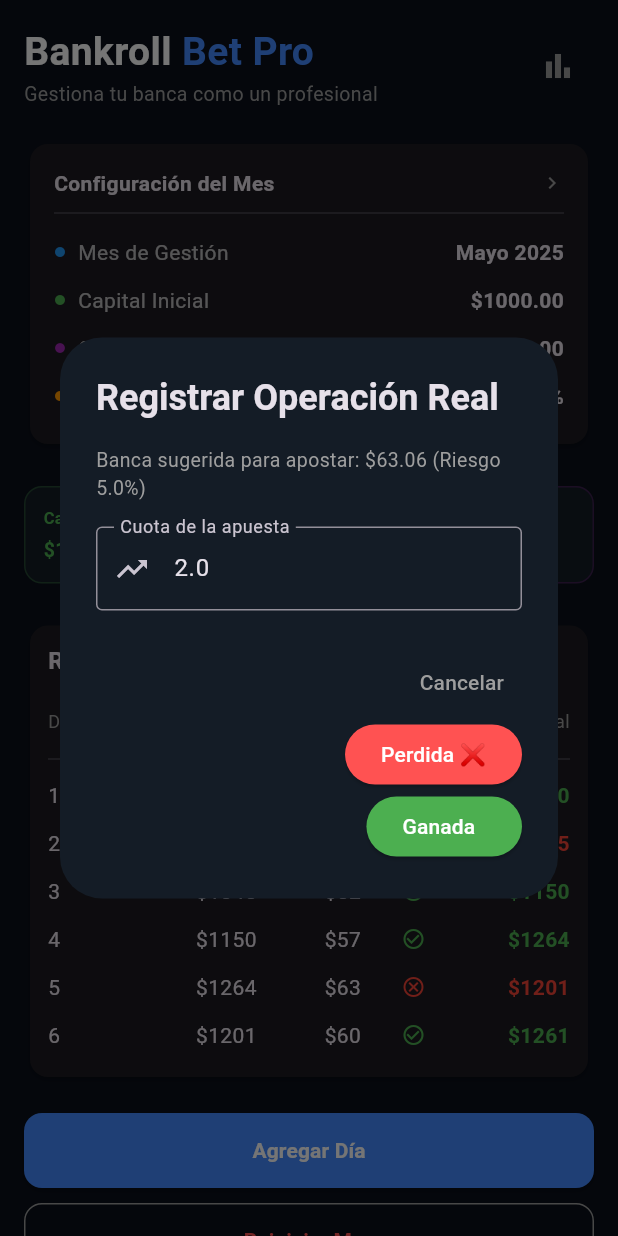
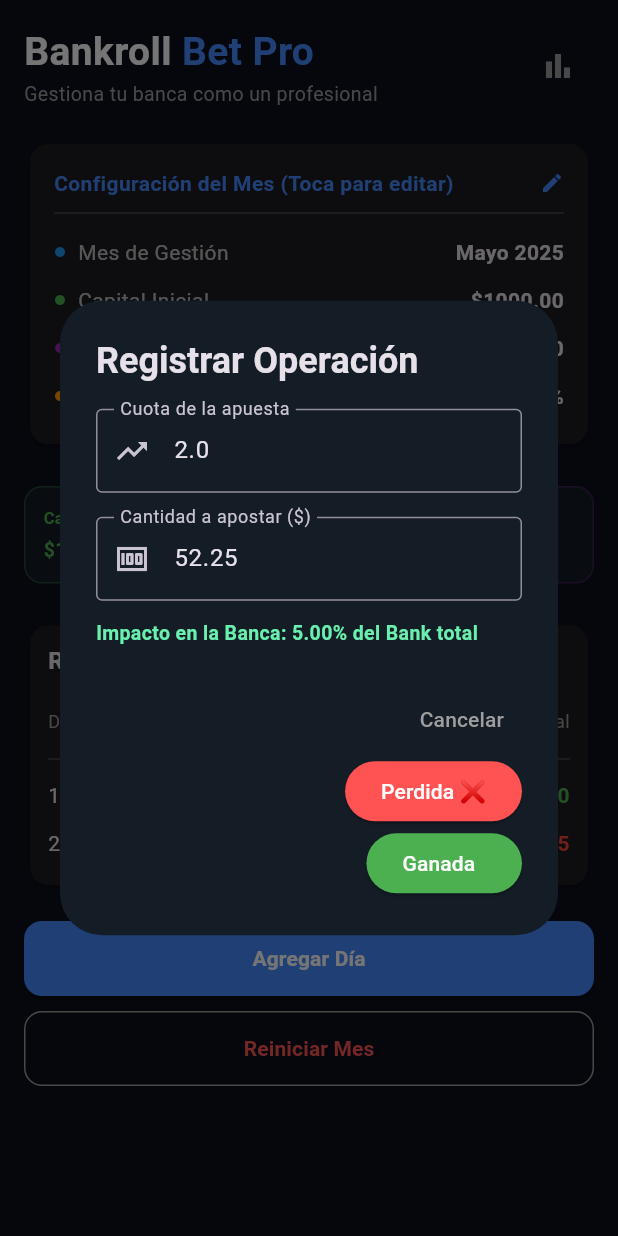
Before and after one commit to cesarruiz135/bankroll_bet_pro, a Flutter app: the screen it shows after launch, after a tap on "Agregar Día", on a phone screen of 412 x 824 dp. Run offline on Flutter 3.47's test engine with Material 3 defaults, Android fonts, the phone set to English and light mode, and no system bars; our stand-ins replace shared_preferences.

Commit message:
Mejoras de interactividad en capital, mes y apuestas

```diff
--- a/lib/main.dart
+++ b/lib/main.dart
@@ -62,8 +62,9 @@ class HomeScreen extends StatefulWidget {
 }
 
 class _HomeScreenState extends State<HomeScreen> {
-  final double _capitalInicial = 1000.0;
-  final double _porcentajeRiesgo = 5.0;
+  double _capitalInicial = 1000.0;
+  String _mesGestion = "Mayo 2025";
+  final double _porcentajeRiesgoDefault = 5.0;
 
   List<LogDia> _logs = [];
 
@@ -76,6 +77,12 @@ class _HomeScreenState extends State<HomeScreen> {
   Future<void> _cargarDatos() async {
     final prefs = await SharedPreferences.getInstance();
     final String? logsString = prefs.getString('logs_bankroll');
+
+    setState(() {
+      _capitalInicial = prefs.getDouble('capital_inicial') ?? 1000.0;
+      _mesGestion = prefs.getString('mes_gestion') ?? "Mayo 2025";
+    });
+
     if (logsString != null) {
       final List<dynamic> jsonList = jsonDecode(logsString);
       setState(() {
@@ -86,10 +93,6 @@ class _HomeScreenState extends State<HomeScreen> {
         _logs = [
           LogDia(dia: 1, bancaInicial: 1000.0, apuesta: 50.0, gano: true, bancaFinal: 1100.0),
           LogDia(dia: 2, bancaInicial: 1100.0, apuesta: 55.0, gano: false, bancaFinal: 1045.0),
-          LogDia(dia: 3, bancaInicial: 1045.0, apuesta: 52.25, gano: true, bancaFinal: 1149.50),
-          LogDia(dia: 4, bancaInicial: 1149.50, apuesta: 57.48, gano: true, bancaFinal: 1264.45),
-          LogDia(dia: 5, bancaInicial: 1264.45, apuesta: 63.22, gano: false, bancaFinal: 1201.23),
-          LogDia(dia: 6, bancaInicial: 1201.23, apuesta: 60.06, gano: true, bancaFinal: 1261.29),
         ];
       });
       _guardarDatos();
@@ -100,32 +103,91 @@ class _HomeScreenState extends State<HomeScreen> {
     final prefs = await SharedPreferences.getInstance();
     final String jsonString = jsonEncode(_logs.map((item) => item.toJson()).toList());
     await prefs.setString('logs_bankroll', jsonString);
+    await prefs.setDouble('capital_inicial', _capitalInicial);
+    await prefs.setString('mes_gestion', _mesGestion);
   }
 
   double get _capitalActual => _logs.isEmpty ? _capitalInicial : _logs.last.bancaFinal;
   double get _gananciaPerdida => _capitalActual - _capitalInicial;
   double get _roi => _capitalInicial > 0 ? (_gananciaPerdida / _capitalInicial) * 100 : 0;
-
   double get _cuotaPromedio => 2.0;
 
-  void _mostrarFormularioAgregar() {
-    final TextEditingController cuotaController = TextEditingController(text: "2.0");
+  void _mostrarFormularioConfiguracion() {
+    final TextEditingController capitalController = TextEditingController(text: _capitalInicial.toString());
+    final TextEditingController mesController = TextEditingController(text: _mesGestion);
 
     showDialog(
       context: context,
       builder: (context) {
         return AlertDialog(
           backgroundColor: const Color(0xFF141C26),
-          title: const Text("Registrar Operación Real", style: TextStyle(fontWeight: FontWeight.bold)),
+          title: const Text("Configurar Parámetros", style: TextStyle(fontWeight: FontWeight.bold)),
+          content: Column(
+            mainAxisSize: MainAxisSize.min,
+            children: [
+              TextField(
+                controller: mesController,
+                decoration: const InputDecoration(
+                  labelText: "Mes de Gestión",
+                  border: OutlineInputBorder(),
+                  prefixIcon: Icon(Icons.calendar_month),
+                ),
+              ),
+              const SizedBox(height: 16),
+              TextField(
+                controller: capitalController,
+                keyboardType: const TextInputType.numberWithOptions(decimal: true),
+                decoration: const InputDecoration(
+                  labelText: "Capital Inicial (\$)",
+                  border: OutlineInputBorder(),
+                  prefixIcon: Icon(Icons.attach_money),
+                ),
+              ),
+            ],
+          ),
+          actions: [
+            TextButton(
+              onPressed: () => Navigator.pop(context),
+              child: const Text("Cancelar", style: TextStyle(color: Colors.grey)),
+            ),
+            ElevatedButton(
+              style: ElevatedButton.styleFrom(backgroundColor: Colors.blueAccent),
+              onPressed: () {
+                setState(() {
+                  _mesGestion = mesController.text;
+                  _capitalInicial = double.tryParse(capitalController.text) ?? _capitalInicial;
+                });
+                _guardarDatos();
+                Navigator.pop(context);
+              },
+              child: const Text("Guardar", style: TextStyle(color: Colors.white)),
+            ),
+          ],
+        );
+      },
+    );
+  }
+
+  void _mostrarFormularioAgregar() {
+    final TextEditingController cuotaController = TextEditingController(text: "2.0");
+    double sugerenciaDinero = _capitalActual * (_porcentajeRiesgoDefault / 100);
+    final TextEditingController apuestaController = TextEditingController(text: sugerenciaDinero.toStringAsFixed(2));
+
+    showDialog(
+      context: context,
+      builder: (context) {
+        return StatefulBuilder(
+          builder: (context, setDialogState) {
+            double dineroApuesta = double.tryParse(apuestaController.text) ?? 0.0;
+            double porcentajeCalculado = _capitalActual > 0 ? (dineroApuesta / _capitalActual) * 100 : 0.0;
+
+            return AlertDialog(
+              backgroundColor: const Color(0xFF141C26),
+              title: const Text("Registrar Operación", style: TextStyle(fontWeight: FontWeight.bold)),
               content: Column(
                 mainAxisSize: MainAxisSize.min,
                 crossAxisAlignment: CrossAxisAlignment.start,
                 children: [
-              Text(
-                "Banca sugerida para apostar: \$${(_capitalActual * (_porcentajeRiesgo / 100)).toStringAsFixed(2)} (Riesgo $_porcentajeRiesgo%)",
-                style: const TextStyle(color: Colors.grey, fontSize: 13),
-              ),
-              const SizedBox(height: 16),
                   TextField(
                     controller: cuotaController,
                     keyboardType: const TextInputType.numberWithOptions(decimal: true),
@@ -133,6 +195,28 @@ class _HomeScreenState extends State<HomeScreen> {
                       labelText: "Cuota de la apuesta",
                       border: OutlineInputBorder(),
                       prefixIcon: Icon(Icons.trending_up),
+                    ),
+                  ),
+                  const SizedBox(height: 16),
+                  TextField(
+                    controller: apuestaController,
+                    keyboardType: const TextInputType.numberWithOptions(decimal: true),
+                    onChanged: (val) {
+                      setDialogState(() {});
+                    },
+                    decoration: const InputDecoration(
+                      labelText: "Cantidad a apostar (\$)",
+                      border: OutlineInputBorder(),
+                      prefixIcon: Icon(Icons.money),
+                    ),
+                  ),
+                  const SizedBox(height: 12),
+                  Text(
+                    "Impacto en la Banca: ${porcentajeCalculado.toStringAsFixed(2)}% del Bank total",
+                    style: TextStyle(
+                      color: porcentajeCalculado > 10 ? Colors.redAccent : Colors.greenAccent,
+                      fontSize: 13,
+                      fontWeight: FontWeight.bold
                     ),
                   ),
                 ],
@@ -146,7 +230,8 @@ class _HomeScreenState extends State<HomeScreen> {
                   style: ElevatedButton.styleFrom(backgroundColor: Colors.redAccent),
                   onPressed: () {
                     double cuota = double.tryParse(cuotaController.text) ?? 2.0;
-                _guardarNuevaOperacion(cuota, false);
+                    double monto = double.tryParse(apuestaController.text) ?? sugerenciaDinero;
+                    _guardarNuevaOperacion(cuota, monto, false);
                     Navigator.pop(context);
                   },
                   child: const Text("Perdida ❌", style: TextStyle(color: Colors.white)),
@@ -155,30 +240,32 @@ class _HomeScreenState extends State<HomeScreen> {
                   style: ElevatedButton.styleFrom(backgroundColor: Colors.green),
                   onPressed: () {
                     double cuota = double.tryParse(cuotaController.text) ?? 2.0;
-                _guardarNuevaOperacion(cuota, true);
+                    double monto = double.tryParse(apuestaController.text) ?? sugerenciaDinero;
+                    _guardarNuevaOperacion(cuota, monto, true);
                     Navigator.pop(context);
                   },
                   child: const Text("Ganada  ", style: TextStyle(color: Colors.white)),
                 ),
               ],
             );
+          }
+        );
       },
     );
   }
 
-  void _guardarNuevaOperacion(double cuota, bool gano) {
+  void _guardarNuevaOperacion(double cuota, double montoApuesta, bool gano) {
     setState(() {
       int proximoDia = _logs.isEmpty ? 1 : _logs.last.dia + 1;
       double bancaIn = _capitalActual;
-      double apuesta = bancaIn * (_porcentajeRiesgo / 100);
 
-      double gananciaPerdida = gano ? (apuesta * (cuota - 1)) : -apuesta;
+      double gananciaPerdida = gano ? (montoApuesta * (cuota - 1)) : -montoApuesta;
       double bancaFin = bancaIn + gananciaPerdida;
 
       _logs.add(LogDia(
         dia: proximoDia,
         bancaInicial: bancaIn,
-        apuesta: apuesta,
+        apuesta: montoApuesta,
         gano: gano,
         bancaFinal: bancaFin,
       ));
@@ -218,7 +305,7 @@ class _HomeScreenState extends State<HomeScreen> {
       decoration: BoxDecoration(
         color: const Color(0xFF141C26),
         borderRadius: BorderRadius.circular(12),
-        border: Border.all(color: color.withValues(alpha: 0.3)),
+        border: Border.all(color: color.withAlpha((0.3 * 255).round())),
       ),
       child: Column(
         crossAxisAlignment: CrossAxisAlignment.start,
@@ -262,7 +349,9 @@ class _HomeScreenState extends State<HomeScreen> {
                 ],
               ),
               const SizedBox(height: 20),
-              Card(
+              GestureDetector(
+                onTap: _mostrarFormularioConfiguracion,
+                child: Card(
                   shape: RoundedRectangleBorder(borderRadius: BorderRadius.circular(12)),
                   child: Padding(
                     padding: const EdgeInsets.all(16.0),
@@ -271,16 +360,17 @@ class _HomeScreenState extends State<HomeScreen> {
                         Row(
                           mainAxisAlignment: MainAxisAlignment.spaceBetween,
                           children: const [
-                          Text("Configuración del Mes", style: TextStyle(fontWeight: FontWeight.bold)),
-                          Icon(Icons.chevron_right, color: Colors.grey, size: 16),
+                            Text("Configuración del Mes (Toca para editar)", style: TextStyle(fontWeight: FontWeight.bold, color: Colors.blueAccent)),
+                            Icon(Icons.edit, color: Colors.blueAccent, size: 16),
                           ],
                         ),
                         const Divider(height: 20),
-                      _buildConfigRow("Mes de Gestión", "Mayo 2025", Colors.blue),
+                        _buildConfigRow("Mes de Gestión", _mesGestion, Colors.blue),
                         _buildConfigRow("Capital Inicial", "\$${_capitalInicial.toStringAsFixed(2)}", Colors.green),
                         _buildConfigRow("Cuota Promedio", _cuotaPromedio.toStringAsFixed(2), Colors.purple),
-                      _buildConfigRow("% Riesgo por Paso", "${_porcentajeRiesgo.toStringAsFixed(0)}%", Colors.orange),
+                        _buildConfigRow("Riesgo Base Sugerido", "${_porcentajeRiesgoDefault.toStringAsFixed(0)}%", Colors.orange),
                       ],
+                    ),
                   ),
                 ),
               ),
```
Lines whose indentation alone changed are shown as unchanged.
